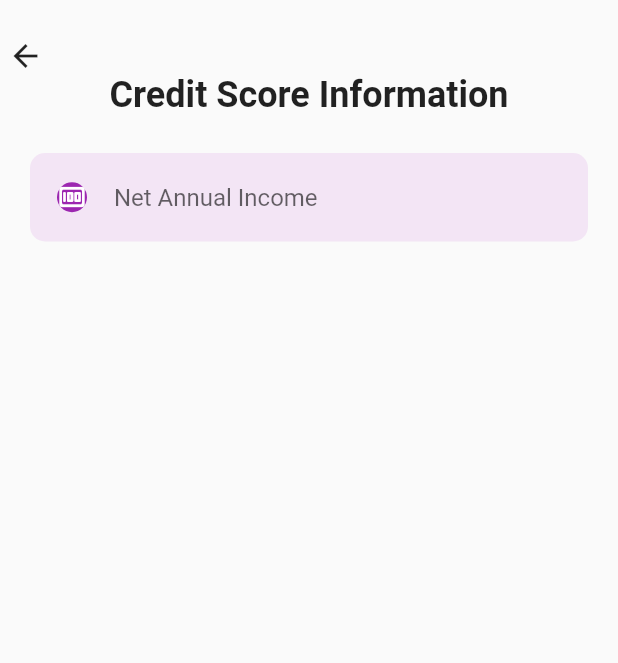
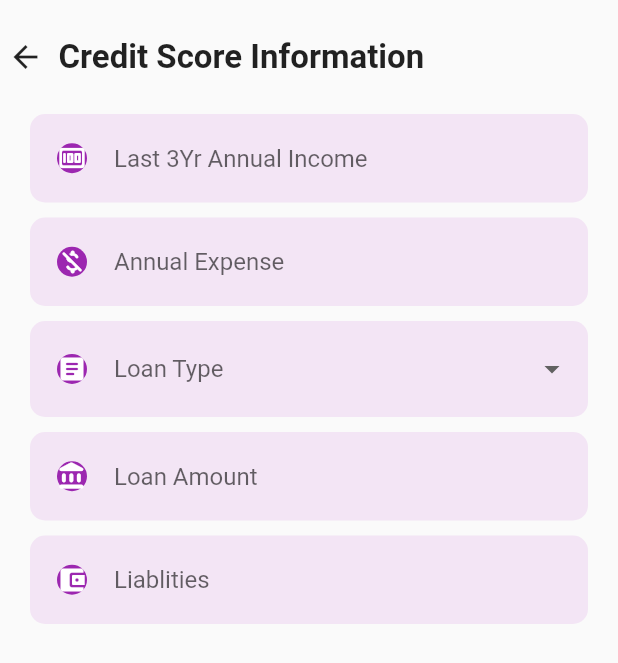
Before and after one commit to amartya123-sudo/loanlink, a Flutter app: the CreditScore screen opened directly, on a phone screen of 412 x 824 dp. Shown: the top 663 px of the screen. Run offline on Flutter 3.47's test engine with Material 2 defaults, Android fonts, the phone set to English and light mode, and no system bars; our stand-ins replace cloud_firestore, country_picker, firebase_auth, firebase_core, image_picker, lottie and 2 more; accounts and stored records are empty.

Commit message:
CS UI Added

```diff
--- a/lib/pages/credit_score.dart
+++ b/lib/pages/credit_score.dart
@@ -8,18 +8,27 @@ class CreditScore extends StatefulWidget {
   State<CreditScore> createState() => _CreditScoreState();
 }
 
+const List<String> items = <String>['Home Loan', 'Car Loan', 'Personal Loan'];
+String? _selectedValue;
+
 class _CreditScoreState extends State<CreditScore> {
   final incomeController = TextEditingController();
+  final expenseController = TextEditingController();
+  final loanTypeController = TextEditingController();
+  final loanController = TextEditingController();
+  final liabilityController = TextEditingController();
 
   @override
   Widget build(BuildContext context) {
     return Scaffold(
       body: SafeArea(
-        child: SingleChildScrollView(
-          padding: const EdgeInsets.symmetric(vertical: 25.0, horizontal: 5.0),
         child: Center(
+            child: Padding(
+          padding: const EdgeInsets.symmetric(vertical: 25, horizontal: 5),
           child: Column(
             children: [
+              Row(
+                children:<Widget>[
                   Align(
                     alignment: Alignment.topLeft,
                     child: GestureDetector(
@@ -27,12 +36,15 @@ class _CreditScoreState extends State<CreditScore> {
                       child: const Icon(Icons.arrow_back),
                     ),
                   ),
+                  const SizedBox(width: 10),
                   const Text(
                     "Credit Score Information",
                     style: TextStyle(
-                    fontSize: 24,
+                      fontSize: 22,
                       fontWeight: FontWeight.bold,
                     ),
+                  ),
+                ],
               ),
               Container(
                 width: MediaQuery.of(context).size.width,
@@ -42,20 +54,92 @@ class _CreditScoreState extends State<CreditScore> {
                 child: Column(
                   children: [
                     textfield(
-                        hintText: "Net Annual Income",
+                      hintText: "Last 3Yr Annual Income",
                       icon: Icons.money_rounded,
                       inputType: TextInputType.number,
                       maxLines: 1,
                       capitalization: TextCapitalization.none,
                       controller: incomeController,
                     ),
+                    textfield(
+                      hintText: "Annual Expense",
+                      icon: Icons.money_off_rounded,
+                      inputType: TextInputType.number,
+                      maxLines: 1,
+                      capitalization: TextCapitalization.none,
+                      controller: expenseController,
+                    ),
+                    Padding(
+                      padding: const EdgeInsets.only(bottom: 10),
+                      child: DropdownButtonFormField<String>(
+                        decoration: InputDecoration(
+                          prefixIcon: Container(
+                            margin: const EdgeInsets.all(18.0),
+                            decoration: BoxDecoration(
+                              borderRadius: BorderRadius.circular(10),
+                              color: Colors.purple,
+                            ),
+                            child: const Icon(
+                              Icons.article_rounded,
+                              size: 20,
+                              color: Colors.white,
+                            ),
+                          ),
+                          enabledBorder: OutlineInputBorder(
+                            borderRadius: BorderRadius.circular(10),
+                            borderSide: const BorderSide(
+                              color: Colors.transparent,
+                            ),
+                          ),
+                          focusedBorder: OutlineInputBorder(
+                            borderRadius: BorderRadius.circular(10),
+                            borderSide: const BorderSide(
+                              color: Colors.transparent,
+                            ),
+                          ),
+                          alignLabelWithHint: true,
+                          border: InputBorder.none,
+                          fillColor: Colors.purple.shade50,
+                          filled: true,
+                        ),
+                        hint: const Text("Loan Type"),
+                        value: _selectedValue,
+                        items:
+                            items.map<DropdownMenuItem<String>>((String value) {
+                          return DropdownMenuItem<String>(
+                            value: value,
+                            child: Text(value),
+                          );
+                        }).toList(),
+                        onChanged: (String? value) {
+                          setState(() {
+                            _selectedValue = value ?? "";
+                          });
+                        },
+                      ),
+                    ),
+                    textfield(
+                      hintText: "Loan Amount",
+                      icon: Icons.account_balance_rounded,
+                      inputType: TextInputType.number,
+                      maxLines: 1,
+                      capitalization: TextCapitalization.none,
+                      controller: loanController,
+                    ),
+                    textfield(
+                      hintText: "Liablities",
+                      icon: Icons.account_balance_wallet_rounded,
+                      inputType: TextInputType.number,
+                      maxLines: 1,
+                      capitalization: TextCapitalization.none,
+                      controller: liabilityController,
+                    ),
                   ],
                 ),
               )
             ],
           ),
-          ),
-        ),
+        )),
       ),
     );
   }
--- a/lib/pages/verify_otp.dart
+++ b/lib/pages/verify_otp.dart
@@ -34,9 +34,11 @@ class _VerifyOtpState extends State<VerifyOtp> {
             : Center(
                 child: Padding(
                   padding:
-                      const EdgeInsets.symmetric(vertical: 25, horizontal: 30),
+                      const EdgeInsets.symmetric(vertical: 25, horizontal: 20),
                   child: Column(
                     children: [
+                      Row(
+                        children: <Widget>[
                           Align(
                             alignment: Alignment.topLeft,
                             child: GestureDetector(
@@ -51,6 +53,8 @@ class _VerifyOtpState extends State<VerifyOtp> {
                               fontWeight: FontWeight.bold,
                               fontSize: 22,
                             ),
+                          ),
+                        ],
                       ),
                       const SizedBox(height: 10),
                       const Text(
--- a/lib/r_widgets/r_widgets.dart
+++ b/lib/r_widgets/r_widgets.dart
@@ -1,4 +1,6 @@
 import 'package:flutter/material.dart';
+
+import '../pages/credit_score.dart';
 
 class CustomButton extends StatelessWidget {
   final String text;
@@ -95,7 +97,7 @@ Widget rtcredit(BuildContext context, String text) {
         contentPadding:
             const EdgeInsets.symmetric(vertical: 10, horizontal: 20),
         onTap: () {
-          print("Hello World");
+          Navigator.pushAndRemoveUntil(context, MaterialPageRoute(builder: (context) => const CreditScore()), (route) => false);
         },
         leading: const Icon(Icons.credit_card),
         trailing: const Icon(Icons.navigate_next),
```
Lines whose indentation alone changed are shown as unchanged.
